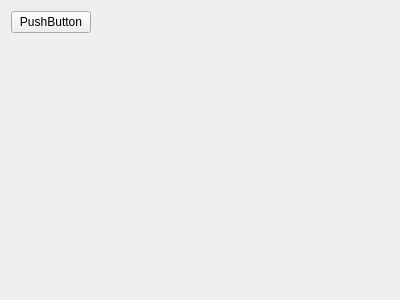
Old version of the form src/linakdeskapp/ui/app_settings_widget.ui in the repository anetczuk/LinakDeskApp.
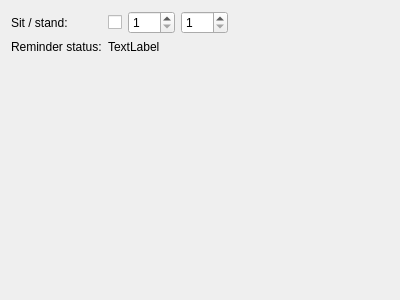
New version of the form.

Commit message: Add Application reminder

Patch:
```diff
--- a/src/linakdeskapp/ui/app_settings_widget.ui
+++ b/src/linakdeskapp/ui/app_settings_widget.ui
@@ -14,10 +14,74 @@
    <string>Application Settings</string>
   </property>
   <layout class="QFormLayout" name="formLayout">
+   <property name="fieldGrowthPolicy">
+    <enum>QFormLayout::AllNonFixedFieldsGrow</enum>
+   </property>
    <item row="0" column="0">
-    <widget class="QPushButton" name="pushButton">
+    <widget class="QLabel" name="reminderText">
      <property name="text">
-      <string>PushButton</string>
+      <string>Sit / stand:</string>
+     </property>
+    </widget>
+   </item>
+   <item row="0" column="1">
+    <layout class="QHBoxLayout" name="horizontalLayout">
+     <item>
+      <widget class="QCheckBox" name="enabledRemCB">
+       <property name="text">
+        <string/>
+       </property>
+      </widget>
+     </item>
+     <item>
+      <widget class="QSpinBox" name="sitSB">
+       <property name="minimum">
+        <number>1</number>
+       </property>
+       <property name="maximum">
+        <number>255</number>
+       </property>
+      </widget>
+     </item>
+     <item>
+      <widget class="QSpinBox" name="standSB">
+       <property name="minimum">
+        <number>1</number>
+       </property>
+       <property name="maximum">
+        <number>255</number>
+       </property>
+       <property name="value">
+        <number>1</number>
+       </property>
+      </widget>
+     </item>
+     <item>
+      <spacer name="horizontalSpacer">
+       <property name="orientation">
+        <enum>Qt::Horizontal</enum>
+       </property>
+       <property name="sizeHint" stdset="0">
+        <size>
+         <width>40</width>
+         <height>20</height>
+        </size>
+       </property>
+      </spacer>
+     </item>
+    </layout>
+   </item>
+   <item row="1" column="0">
+    <widget class="QLabel" name="reminderStatusText">
+     <property name="text">
+      <string>Reminder status:</string>
+     </property>
+    </widget>
+   </item>
+   <item row="1" column="1">
+    <widget class="QLabel" name="remStatusLabel">
+     <property name="text">
+      <string>TextLabel</string>
      </property>
     </widget>
    </item>
```
The commit also changes 2 other files.
